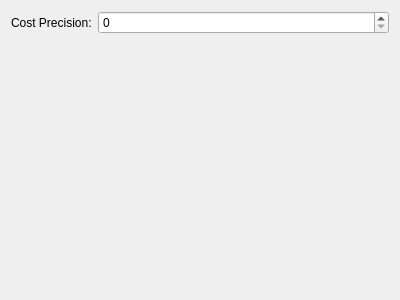
First picture: the form in app/config.ui, repository KDE/massif-visualizer, before the edit.
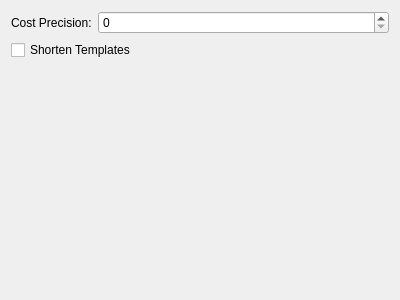
Second picture: the form after the edit.

Commit message: make it possible to shorten identifiers of template instantiations by removing the template arguments (configurable)

```diff
--- a/app/config.ui
+++ b/app/config.ui
@@ -21,6 +21,13 @@
    <item row="0" column="1">
     <widget class="QSpinBox" name="kcfg_PrettyCostPrecision"/>
    </item>
+   <item row="1" column="0" colspan="2">
+    <widget class="QCheckBox" name="kcfg_ShortenTemplates">
+     <property name="text">
+      <string>Shorten Templates</string>
+     </property>
+    </widget>
+   </item>
   </layout>
  </widget>
  <resources/>
```
The commit also changes 4 other files.
